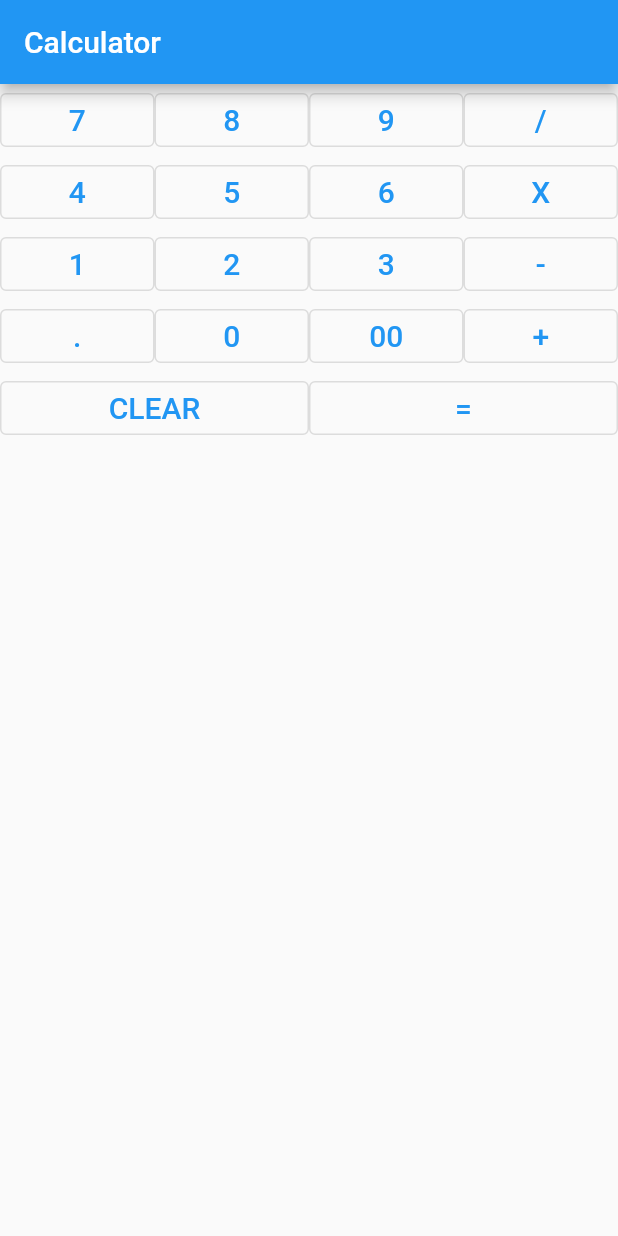
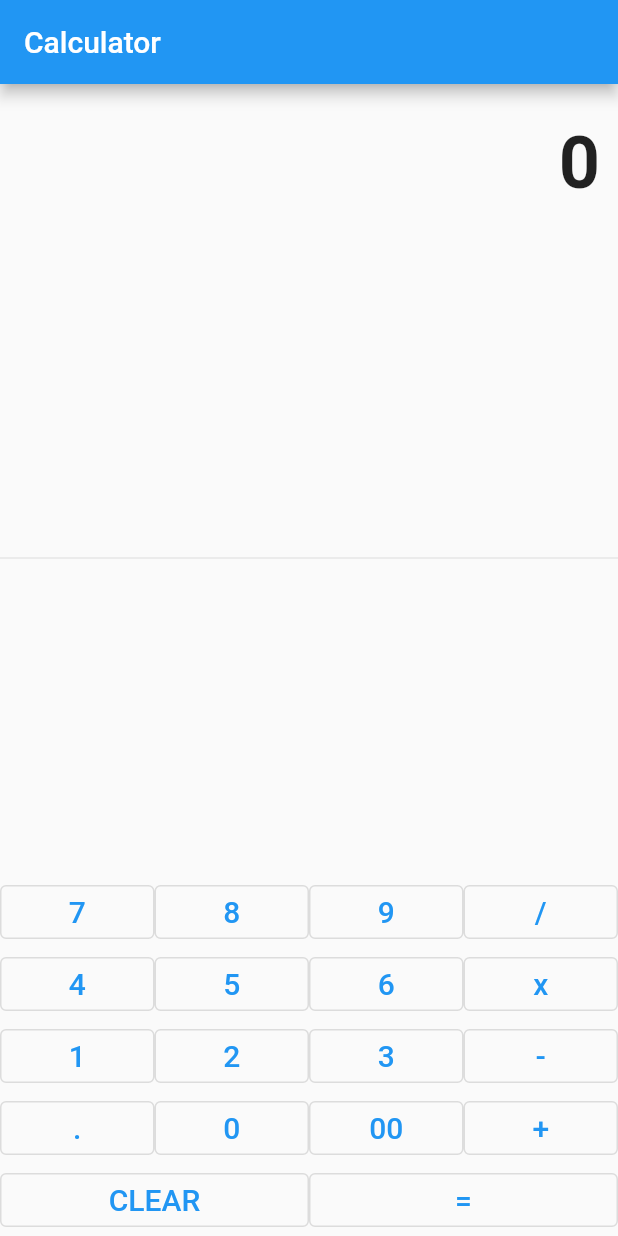
Before and after one commit to Waratchaya-WL/Lab7, a Flutter app: the screen it shows after launch, on a phone screen of 412 x 824 dp. Run offline on Flutter 3.47's test engine with Material 2 defaults, Android fonts, the phone set to English and light mode, and no system bars; our stand-ins replace math_expressions; missing offline and left inert: dart:html.

Commit message:
first commit

```diff
--- a/lib/main.dart
+++ b/lib/main.dart
@@ -1,4 +1,7 @@
+import 'dart:html';
+
 import 'package:flutter/material.dart';
+import 'package:math_expressions/math_expressions.dart';
 
 void main() {
   runApp(MyApp());
@@ -11,11 +14,49 @@ class MyApp extends StatefulWidget {
 
 class _MyAppState extends State<MyApp> {
 
+  String result = "0";
+  String expressions = "";
+  buttonPressed(String value){
+    print(value);
+
+
+    setState(() {
+      if ( value == "CLEAR"){
+          result = "0";
+      } else if (value == ".") {
+        if (result.contains(".")){
+          return;
+        } else {
+          result = result + value;
+        }
+      } else if ( value == "="){
+        expressions = result.replaceAll("x", "*");
+
+        Parser p = Parser();
+        Expression exp = p.parse(expressions);
+        ContextModel cm = ContextModel();
+        dynamic calculate = exp.evaluate(EvaluationType.REAL, cm);
+
+        result = "$calculate";
+      } else {
+        if(result == "0"){
+          result = value;
+        } else {
+        result = result + value;
+        }
+
+      }
+
+     });
+
+
+  }
+
   Widget myButton(String buttonLabel){
 
     return Expanded(
       child: OutlinedButton(
-          onPressed: (){ },
+          onPressed: () => buttonPressed(buttonLabel),
           child: Text(
             buttonLabel,
             style: TextStyle(
@@ -37,6 +78,25 @@ class _MyAppState extends State<MyApp> {
         ),
         body: Column(
           children: [
+
+           Container(
+            padding: EdgeInsets.symmetric(horizontal: 12, vertical: 24),
+            alignment: Alignment.centerRight,
+            child: Text(
+               result,
+             style: TextStyle(
+              fontSize: 48,
+              fontWeight: FontWeight.bold
+             ),
+            ),
+           ),
+
+           Expanded(
+            child: Divider(),
+           ),
+
+          Column(
+            children: [
             Row(
              children: [
               myButton("7"),
@@ -51,7 +111,7 @@ class _MyAppState extends State<MyApp> {
               myButton("4"),
               myButton("5"),
               myButton("6"),
-              myButton("X"),
+              myButton("x"),
              ],
             ),
 
@@ -82,8 +142,9 @@ class _MyAppState extends State<MyApp> {
 
             ],
               ),
+            ],
+          ),
         ),
       );
-
   }
 }
--- a/pubspec.yaml
+++ b/pubspec.yaml
@@ -34,7 +34,7 @@ dependencies:
   # The following adds the Cupertino Icons font to your application.
   # Use with the CupertinoIcons class for iOS style icons.
   cupertino_icons: ^1.0.2
-
+  math_expressions: ^2.3.1
 dev_dependencies:
   flutter_test:
     sdk: flutter
```
Also changed, not shown: pubspec.lock. Lines whose indentation alone changed are shown as unchanged.
